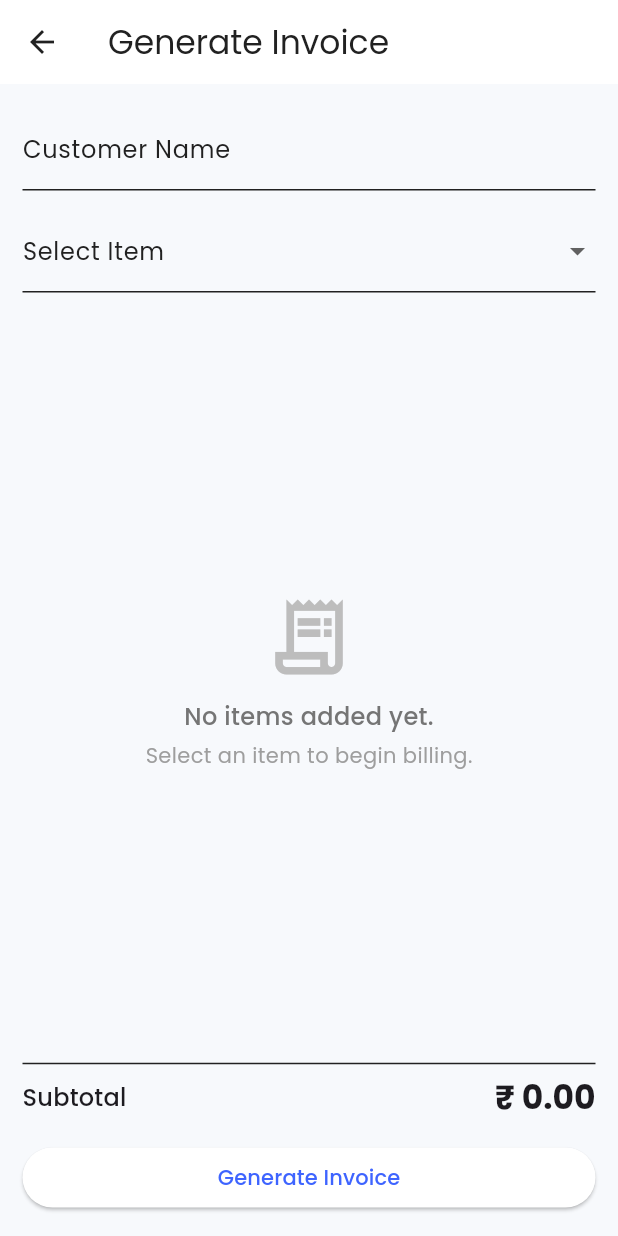
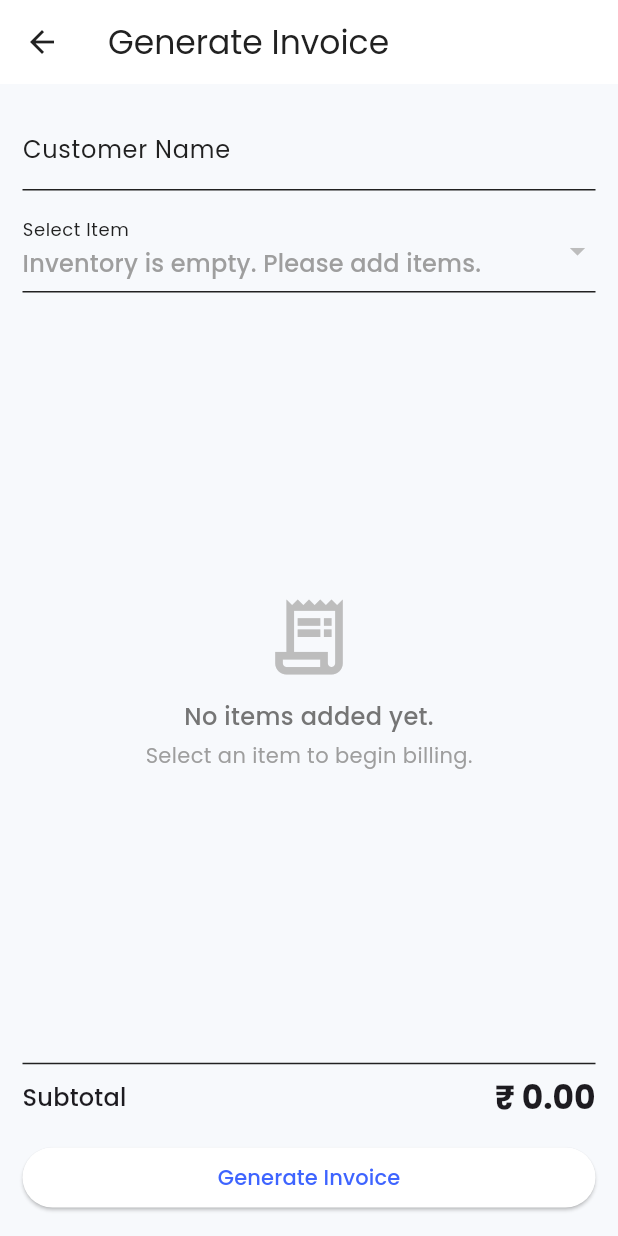
Before and after one commit to gaara40/QuickBill, a Flutter app: the NewInvoice screen opened directly, on a phone screen of 412 x 824 dp. Run offline on Flutter 3.47's test engine with Material 3 defaults, Android fonts, the phone set to English and light mode, and no system bars; our stand-ins replace firebase_auth, firebase_core, flutter_riverpod, google_fonts; accounts and stored records are empty.

Commit message:
Updated Invoice generator

```diff
--- a/lib/widgets/new_invoice.dart
+++ b/lib/widgets/new_invoice.dart
@@ -1,8 +1,11 @@
 import 'package:flutter/material.dart';
 import 'package:flutter_riverpod/flutter_riverpod.dart';
-import 'package:quick_bill/global_providers/available_items_provider.dart';
+
+import 'package:quick_bill/global_providers/inventory_provider.dart';
 import 'package:quick_bill/global_providers/invoice_provider.dart';
+import 'package:quick_bill/models/inventory_item.dart';
 import 'package:quick_bill/models/invoice_item_model.dart';
+
 import 'package:quick_bill/widgets/selected_item_row.dart';
 
 class NewInvoice extends ConsumerStatefulWidget {
@@ -26,7 +29,7 @@ class _NewInvoiceScreenState extends ConsumerState<NewInvoice> {
 
   @override
   Widget build(BuildContext context) {
-    final items = ref.watch(availableItemsProvider);
+    final inventoryItems = ref.watch(inventoryProvider);
     final selectedItems = ref.watch(invoiceProvider);
     final theme = Theme.of(context);
     final subTotal = ref.watch(invoiceProvider.notifier).subTotal;
@@ -46,22 +49,46 @@ class _NewInvoiceScreenState extends ConsumerState<NewInvoice> {
             ),
             const SizedBox(height: 12),
 
-            DropdownButtonFormField<InvoiceItem>(
+            DropdownButtonFormField<InventoryItem>(
               value: null,
               items:
-                  items.map((item) {
-                    return DropdownMenuItem(
+                  inventoryItems.isNotEmpty
+                      ? inventoryItems
+                          .map(
+                            (item) => DropdownMenuItem(
                               value: item,
                               child: Text(item.name),
-                    );
-                  }).toList(),
-              onChanged: (value) {
+                            ),
+                          )
+                          .toList()
+                      : [
+                        const DropdownMenuItem(
+                          value: null,
+
+                          child: Text(
+                            'Inventory is empty. Please add items.',
+                            style: TextStyle(color: Colors.grey),
+                          ),
+                        ),
+                      ],
+
+              onChanged:
+                  inventoryItems.isNotEmpty
+                      ? (value) {
                         if (value != null) {
                           ref
                               .read(invoiceProvider.notifier)
-                      .addOrUpdate(value, context);
+                              .addOrUpdate(
+                                InvoiceItem(
+                                  name: value.name,
+                                  price: value.price,
+                                  qty: value.qty,
+                                ),
+                                context,
+                              );
                         }
-              },
+                      }
+                      : null,
               decoration: const InputDecoration(
                 border: UnderlineInputBorder(),
                 labelText: 'Select Item',
--- a/lib/widgets/selected_item_row.dart
+++ b/lib/widgets/selected_item_row.dart
@@ -46,7 +46,7 @@ class SelectedItemRow extends ConsumerWidget {
                   onTap:
                       () => ref
                           .read(invoiceProvider.notifier)
-                          .incrementQty(item.name, context, item),
+                          .incrementQty(item.name, context, item, ref),
                   child: const Icon(Icons.add, size: 20),
                 ),
               ],
```
Also changed, not shown: lib/global_providers/invoice_provider.dart (+12 -2 lines). Lines whose indentation alone changed are shown as unchanged.
